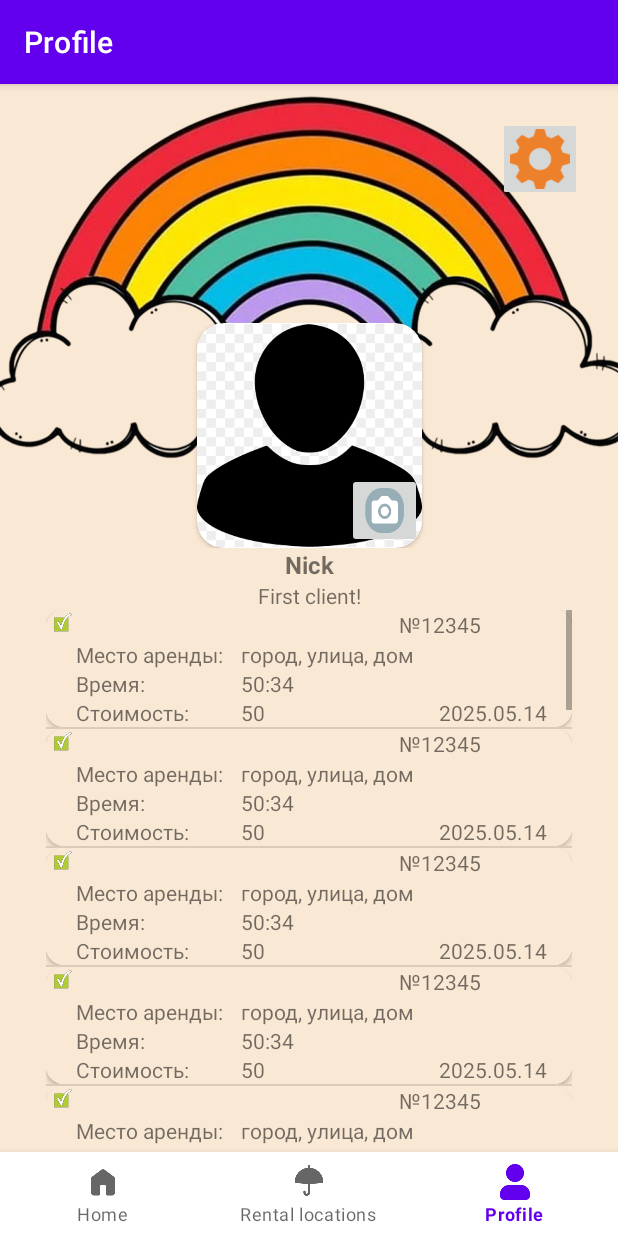
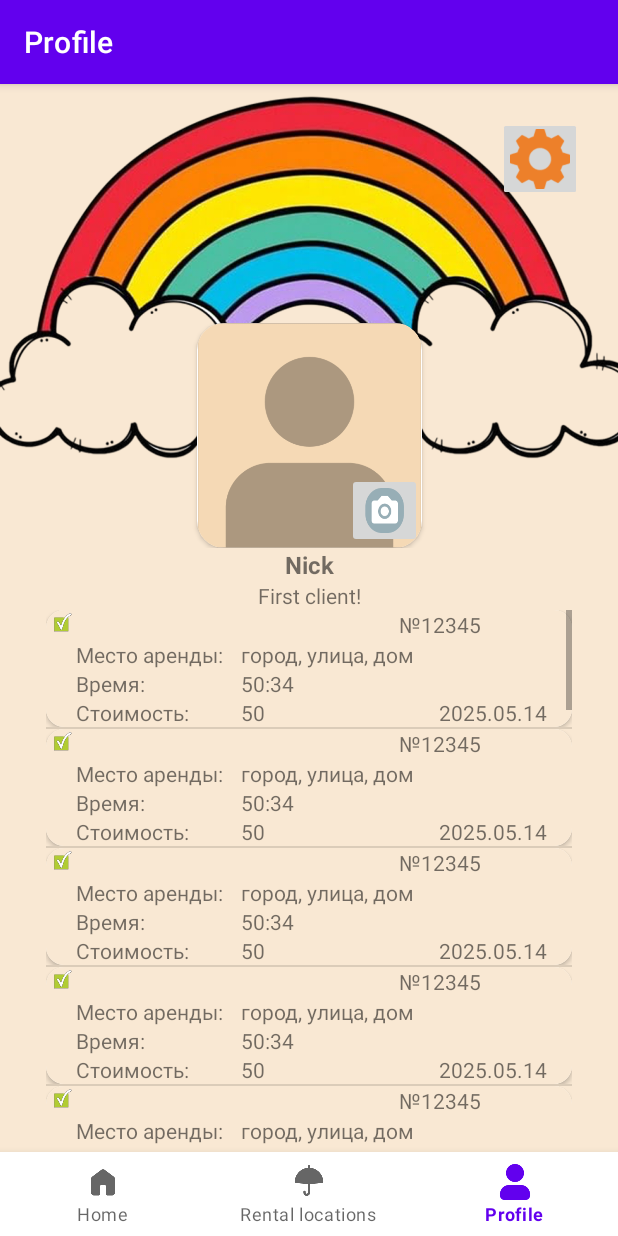
Before and after one commit to shnikita-cr/TakeAnUmbrella, an Android app: the ProfileFragment screen opened through its navigation route, on a phone screen of 412 x 824 dp. Run offline under Robolectric (Android 15) with nearby library versions, the phone set to English and light mode, and no system bars; our stand-ins replace navigation-ui.

Commit message:
update: user avator on profile page

```diff
--- a/app/src/main/res/layout/fragment_profile.xml
+++ b/app/src/main/res/layout/fragment_profile.xml
@@ -64,7 +64,7 @@
                         android:layout_width="150dp"
                         android:layout_height="150dp"
                         app:layout_constraintCircleRadius="50dp"
-                        app:srcCompat="@drawable/profile_pict" />
+                        app:srcCompat="@drawable/profile_avatar" />
 
                     <androidx.cardview.widget.CardView
                         android:layout_width="match_parent"
```
Also changed, not shown: app/src/main/res/drawable/profile_avatar.png (added).
